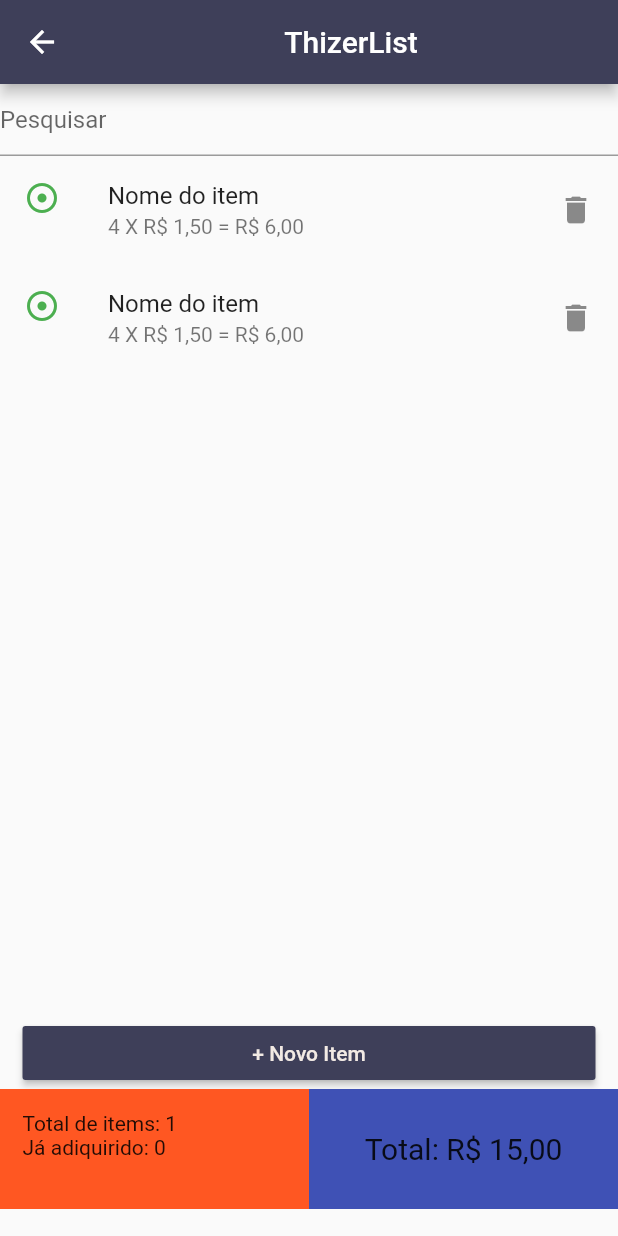
After one commit to thizer/thizerlist, a Flutter app: the ListPage screen opened by its route, after a tap on "+ Novo Item", on a phone screen of 412 x 824 dp. The commit adds this screen. Run offline on Flutter 3.47's test engine with Material 2 defaults, Android fonts, the phone set to English and light mode, and no system bars.

Commit message:
Items list

```diff
--- a/lib/layout.dart
+++ b/lib/layout.dart
@@ -3,6 +3,7 @@ import 'package:flutter/material.dart';
 import 'pages/home.dart';
 import 'pages/about.dart';
 import 'pages/settings.dart';
+import 'pages/list.dart';
 
 import 'widgets/HomeList.dart';
 
@@ -16,7 +17,25 @@ class Layout {
 
   static int currItem = 0;
 
-  static Scaffold getContent(BuildContext context, content) {
+  static Scaffold getContent(BuildContext context, content, [bool showbottom = true]) {
+
+    BottomNavigationBar bottomNavBar = BottomNavigationBar(
+      currentIndex: currItem,
+      fixedColor: primary(),
+      items: <BottomNavigationBarItem>[
+        BottomNavigationBarItem(icon: Icon(Icons.home), title: Text('Home')),
+        BottomNavigationBarItem(icon: Icon(Icons.question_answer), title: Text('Sobre')),
+        BottomNavigationBarItem(icon: Icon(Icons.settings), title: Text('Configurações'))
+      ],
+      onTap: (int i) {
+        currItem = i;
+        Navigator.of(context).pushNamed(pages[i]);
+      },
+    );
+
+    if (!showbottom) {
+      currItem = 1;
+    }
 
     return Scaffold(
       appBar: AppBar(
@@ -26,19 +45,7 @@ class Layout {
         ),
         actions: _getActions(context),
       ),
-      bottomNavigationBar: BottomNavigationBar(
-        currentIndex: currItem,
-        fixedColor: primary(),
-        items: <BottomNavigationBarItem>[
-          BottomNavigationBarItem(icon: Icon(Icons.home), title: Text('Home')),
-          BottomNavigationBarItem(icon: Icon(Icons.question_answer), title: Text('Sobre')),
-          BottomNavigationBarItem(icon: Icon(Icons.settings), title: Text('Configurações'))
-        ],
-        onTap: (int i) {
-          currItem = i;
-          Navigator.of(context).pushNamed(pages[i]);
-        },
-      ),
+      bottomNavigationBar: showbottom ? bottomNavBar : null,
       body: content,
     );
   }
@@ -101,6 +108,9 @@ class Layout {
                           leading: Icon(Icons.pages),
                           title: Text(_c.text),
                           trailing: Icon(Icons.more_vert),
+                          onTap: () {
+                            Navigator.of(context).pushNamed(ListPage.tag);
+                          },
                         )
                       );
 
--- a/lib/main.dart
+++ b/lib/main.dart
@@ -4,6 +4,8 @@ import 'layout.dart';
 import 'pages/home.dart';
 import 'pages/about.dart';
 import 'pages/settings.dart';
+
+import 'pages/list.dart';
 
 void main() => runApp(ThizerList());
 
@@ -12,7 +14,8 @@ class ThizerList extends StatelessWidget {
   final routes = <String, WidgetBuilder> {
     HomePage.tag: (context) => HomePage(),
     AboutPage.tag: (context) => AboutPage(),
-    SettingsPage.tag: (context) => SettingsPage()
+    SettingsPage.tag: (context) => SettingsPage(),
+    ListPage.tag: (context) => ListPage()
   };
 
   @override
--- /dev/null
+++ b/lib/pages/list.dart
@@ -0,0 +1,116 @@
+import 'package:flutter/material.dart';
+
+import 'package:thizerlist/layout.dart';
+
+class ListPage extends StatefulWidget {
+
+  static final tag = 'list-page';
+
+  @override
+  _ListPageState createState() => _ListPageState();
+}
+
+class _ListPageState extends State<ListPage> {
+
+  List<Widget> itemsList = List<Widget>();
+
+  @override
+  void initState() {
+
+    _addNewOne();
+
+    super.initState();
+  }
+
+  @override
+  Widget build(BuildContext context) {
+
+    final content = SingleChildScrollView(
+      child: Column(
+        children: <Widget>[
+          SizedBox(
+            child: TextFormField(
+              decoration: InputDecoration(
+                hintText: 'Pesquisar'
+              ),
+            ),
+          ),
+          Container(
+            height: MediaQuery.of(context).size.height - 250,
+            child: ListView.builder(
+              itemCount: itemsList.length,
+              itemBuilder: (BuildContext context, int index) {
+                return itemsList[index];
+              },
+            ),
+          ),
+          SizedBox(
+            width: MediaQuery.of(context).size.width - 30,
+            child: RaisedButton(
+              color: Layout.primary(),
+              onPressed: () {
+                setState(() {
+                  _addNewOne();
+                });
+              },
+              child: Text('+ Novo Item', style: TextStyle(color: Layout.light())),
+            ),
+          ),
+          Container(
+            color: Colors.deepOrange,
+            height: 80,
+            child: Row(children: <Widget>[
+              Container(
+                width: MediaQuery.of(context).size.width/2,
+                padding: EdgeInsets.all(15),
+                child: Column(
+                  crossAxisAlignment: CrossAxisAlignment.start,
+                  children: <Widget>[
+                    Text('Total de items: 1'),
+                    Text('Já adiquirido: 0'),
+                  ],
+                ),
+              ),
+              Container(
+                color: Colors.indigo,
+                width: MediaQuery.of(context).size.width/2,
+                padding: EdgeInsets.all(15),
+                child: Column(
+                  crossAxisAlignment: CrossAxisAlignment.center,
+                  mainAxisAlignment: MainAxisAlignment.center,
+                  children: <Widget>[
+                    Text('Total: R\$ 15,00', style: TextStyle(fontSize: 20)),
+                  ],
+                ),
+              )
+            ]),
+          )
+        ],
+      ),
+    );
+
+    return Layout.getContent(context, content, false);
+  }
+
+  void _addNewOne() {
+    itemsList.add(ListTile(
+      leading: GestureDetector(
+        child: Icon(Icons.adjust, color: Colors.green),
+        onTap: () {
+          print('Marcar como adquirido');
+        },
+      ),
+      title: Text('Nome do item'),
+      subtitle: Text('4 X R\$ 1,50 = R\$ 6,00'),
+      trailing: GestureDetector(
+        child: Icon(Icons.delete),
+        onTap: () {
+          print('Deletar');
+        },
+      ),
+      onLongPress: () {
+        print('Editar produto');
+      },
+    ));
+  }
+}
--- a/lib/widgets/HomeList.dart
+++ b/lib/widgets/HomeList.dart
@@ -1,5 +1,4 @@
 import 'package:flutter/material.dart';
-import 'dart:async';
 
 class HomeList extends StatefulWidget {
 
```
